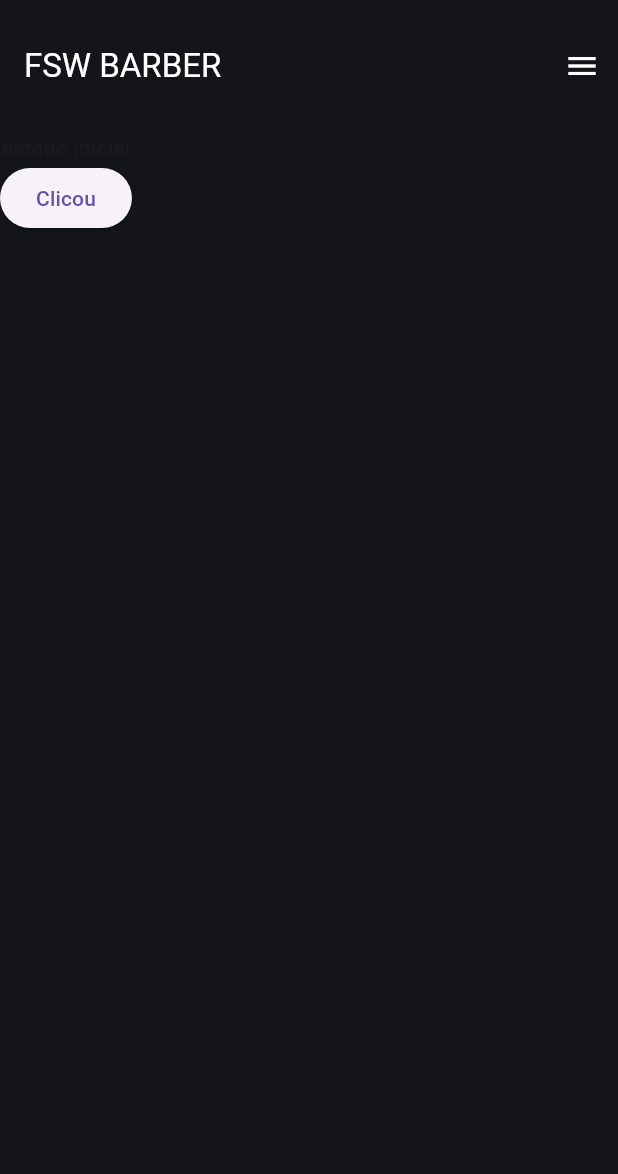
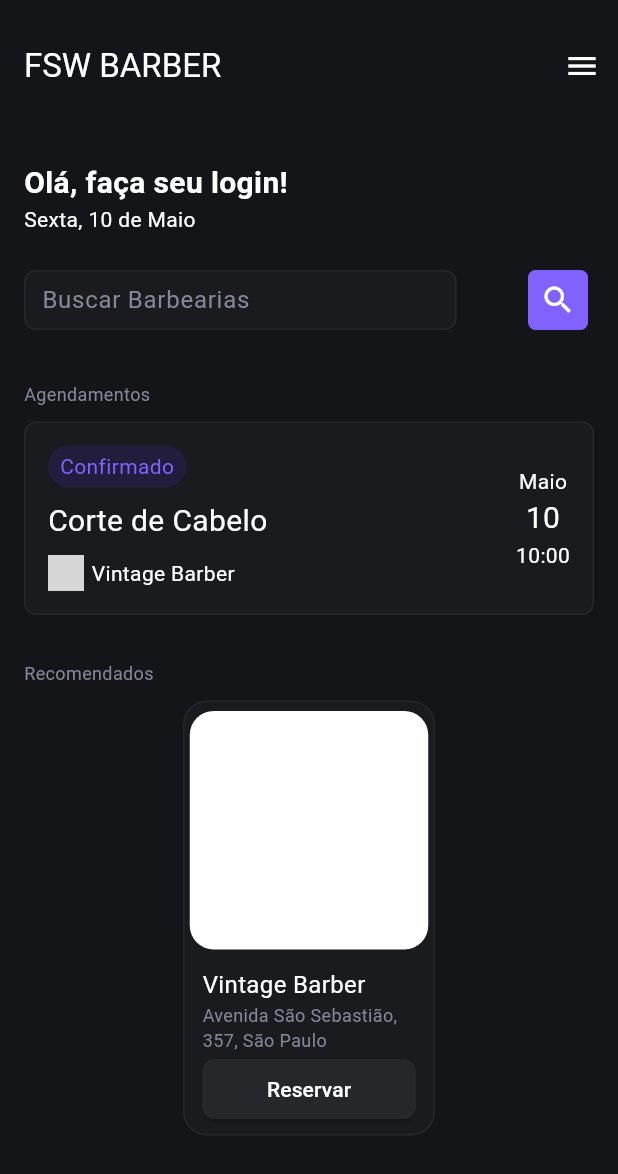
Before and after one commit to JoaoVictorBezerra/barber-hub-flutter-obx, a Flutter app: the screen it shows after launch, on a phone screen of 412 x 824 dp. Shown: the top 1174 px of the screen. Run offline on Flutter 3.47's test engine with Material 3 defaults, Android fonts, the phone set to English and light mode, and no system bars; our stand-ins replace bloc, flutter_bloc, flutter_modular; network calls fail; grey boxes are pictures that could not be loaded.

Commit message:
feature/barber-card

```diff
--- a/lib/feature/home/cubits/home_cubit.dart
+++ b/lib/feature/home/cubits/home_cubit.dart
@@ -2,16 +2,27 @@ import 'package:barbershop/feature/home/cubits/home_states.dart';
 import 'package:bloc/bloc.dart';
 
 class HomeCubit extends Cubit<HomeStates> {
-  HomeCubit() : super(InitialHomeState());
+  HomeCubit()
+      : super(
+          LoadingHomeState(loading: true),
+        );
 
   Future<void> changeMood() async {
     try {
-      emit(LoadingHomeState(loading: true));
-      await Future.delayed(const Duration(seconds: 2));
-      emit(LoadedHomeState());
+      emit(
+        LoadingHomeState(loading: true),
+      );
+      await Future.delayed(
+        const Duration(seconds: 2),
+      );
+      emit(
+        LoadedHomeState(),
+      );
     } on Exception catch (e) {
       print(e);
-      emit(ErrorHomeStates(message: 'Erro de carregamento'));
+      emit(
+        ErrorHomeStates(message: 'Erro de carregamento'),
+      );
     }
   }
 }
--- a/lib/feature/home/cubits/home_states.dart
+++ b/lib/feature/home/cubits/home_states.dart
@@ -5,7 +5,9 @@ class InitialHomeState extends HomeStates {}
 class LoadingHomeState extends HomeStates {
   final bool loading;
 
-  LoadingHomeState({required this.loading});
+  LoadingHomeState({
+    required this.loading,
+  });
 }
 
 class LoadedHomeState extends HomeStates {}
@@ -13,5 +15,7 @@ class LoadedHomeState extends HomeStates {}
 class ErrorHomeStates extends HomeStates {
   final String message;
 
-  ErrorHomeStates({required this.message});
+  ErrorHomeStates({
+    required this.message,
+  });
 }
--- a/lib/feature/home/presentation/home_page.dart
+++ b/lib/feature/home/presentation/home_page.dart
@@ -7,7 +7,10 @@ import 'package:flutter_bloc/flutter_bloc.dart';
 import '../../../widgets/schedule_card.dart';
 
 class HomePage extends StatefulWidget {
-  const HomePage({super.key, required this.cubit});
+  const HomePage({
+    super.key,
+    required this.cubit,
+  });
 
   final HomeCubit cubit;
 
@@ -42,19 +45,11 @@ class _HomePageState extends State<HomePage> {
           children: [
             BlocBuilder<HomeCubit, HomeStates>(
               builder: (context, state) {
-                if (state is InitialHomeState) {
-                  return Column(
-                    children: [
-                      const Text('estado inicial'),
-                      ElevatedButton(
-                        onPressed: () => widget.cubit.changeMood(),
-                        child: const Text('Clicou'),
-                      )
-                    ],
+                if (state is LoadingHomeState) {
+                  widget.cubit.changeMood();
+                  return const Center(
+                    child: CircularProgressIndicator(),
                   );
-                }
-                if (state is LoadingHomeState) {
-                  return const Text('Carregando');
                 }
                 if (state is LoadedHomeState) {
                   return SingleChildScrollView(
@@ -99,7 +94,7 @@ class _HomePageState extends State<HomePage> {
                                   fillColor: const Color(0xFF1A1B1F),
                                   filled: true,
                                   hintStyle:
-                                      TextStyle(color: Color(0xFF838896)),
+                                      const TextStyle(color: Color(0xFF838896)),
                                   enabledBorder: OutlineInputBorder(
                                     borderSide: const BorderSide(
                                       color: Color(0xFF26272B),
@@ -113,7 +108,6 @@ class _HomePageState extends State<HomePage> {
                             ),
                             IconButton(
                               onPressed: () {},
-                              // color: Color(0xFF8162FF),
                               style: ButtonStyle(
                                 backgroundColor:
                                     MaterialStateProperty.all<Color>(
@@ -143,7 +137,7 @@ class _HomePageState extends State<HomePage> {
                           ],
                         ),
                         const SizedBox(height: 10),
-                        ScheduleCard(),
+                        const ScheduleCard(),
                         const SizedBox(height: 30),
                         const Row(
                           children: [
--- a/lib/feature/login/cubits/login_cubit.dart
+++ b/lib/feature/login/cubits/login_cubit.dart
@@ -2,5 +2,8 @@ import 'package:barbershop/feature/login/cubits/login_states.dart';
 import 'package:bloc/bloc.dart';
 
 class LoginCubit extends Cubit<LoginState> {
-  LoginCubit() : super(InitialLoginState());
+  LoginCubit()
+      : super(
+          InitialLoginState(),
+        );
 }
--- a/lib/feature/login/cubits/login_states.dart
+++ b/lib/feature/login/cubits/login_states.dart
@@ -9,5 +9,7 @@ class LoadedLoginState extends LoginState {}
 class ErroLoginState extends LoginState {
   final String message;
 
-  ErroLoginState({required this.message});
+  ErroLoginState({
+    required this.message,
+  });
 }
--- a/lib/feature/login/presentation/login_page.dart
+++ b/lib/feature/login/presentation/login_page.dart
@@ -1,7 +1,9 @@
 import 'package:flutter/material.dart';
 
 class LoginPage extends StatefulWidget {
-  const LoginPage({super.key});
+  const LoginPage({
+    super.key,
+  });
 
   @override
   State<LoginPage> createState() => _LoginPageState();
--- a/lib/feature/register/cubits/register_cubit.dart
+++ b/lib/feature/register/cubits/register_cubit.dart
@@ -2,5 +2,8 @@ import 'package:barbershop/feature/register/cubits/register_states.dart';
 import 'package:bloc/bloc.dart';
 
 class RegisterCubit extends Cubit<RegisterState> {
-  RegisterCubit() : super(InitialRegisterState());
+  RegisterCubit()
+      : super(
+          InitialRegisterState(),
+        );
 }
--- a/lib/feature/register/cubits/register_states.dart
+++ b/lib/feature/register/cubits/register_states.dart
@@ -9,5 +9,7 @@ class LoadedRegisterState extends RegisterState {}
 class ErrorRegisterState extends RegisterState {
   final String message;
 
-  ErrorRegisterState({required this.message});
+  ErrorRegisterState({
+    required this.message,
+  });
 }
--- a/lib/widgets/custom_label.dart
+++ b/lib/widgets/custom_label.dart
@@ -4,7 +4,6 @@ class CustomLabel extends StatelessWidget {
   final String text;
   late final Color backgroundColor;
   late final Color textColor;
-  // const CustomLabel({super.key});
 
   CustomLabel.primary({
     Key? key,
```
Also changed, not shown: lib/app_module.dart (+17 -3 lines), lib/feature/barbershop/barbershop_module.dart (added, +18 -0 lines), lib/feature/barbershop/cubits/barbershop_cubit.dart (added, +9 -0 lines), lib/feature/barbershop/cubits/barbershop_states.dart (added, +21 -0 lines), lib/feature/barbershop/presentation/barber_card_page.dart (renamed from lib/feature/home/presentation/barber_card_page.dart, +7 -4 lines).
